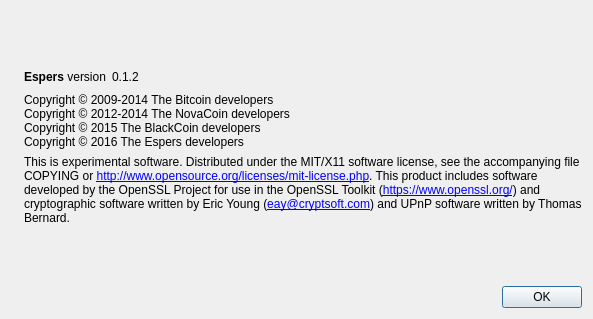
First picture: the form in src/qt/forms/aboutdialog.ui, repository CryptoCoderz/Espers, before the edit.
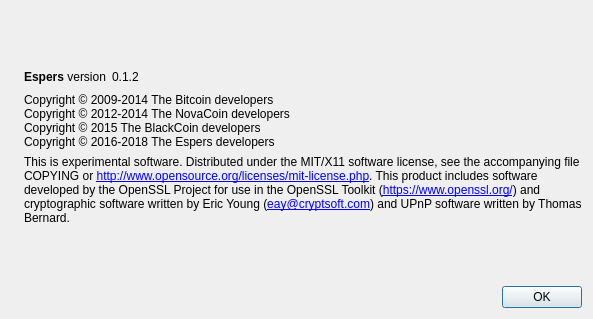
Second picture: the form after the edit. Icons and pictures are not drawn.

Commit message:
Espers v0.8.7.3 Update-0 Patch-2
Changelog

- Peer handling upgrade
- Sync improvement patch

Patch:
```diff
--- a/src/qt/forms/aboutdialog.ui
+++ b/src/qt/forms/aboutdialog.ui
@@ -97,7 +97,7 @@
         <string>Copyright © 2009-2014 The Bitcoin developers
 Copyright © 2012-2014 The NovaCoin developers
 Copyright © 2015 The BlackCoin developers
-Copyright © 2016 The Espers developers</string>
+Copyright © 2016-2018 The Espers developers</string>
        </property>
        <property name="textInteractionFlags">
         <set>Qt::LinksAccessibleByMouse|Qt::TextSelectableByKeyboard|Qt::TextSelectableByMouse</set>
```
The commit also changes 9 other files.
